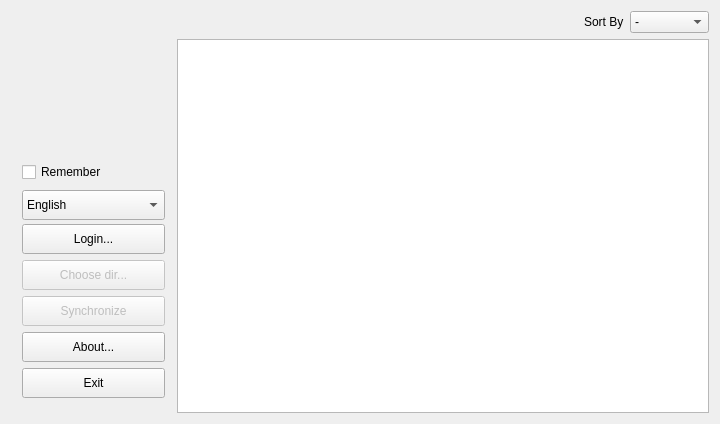
Old version of the form src/ui/mainwindow.ui in the repository streamx3/vkaudiosync.
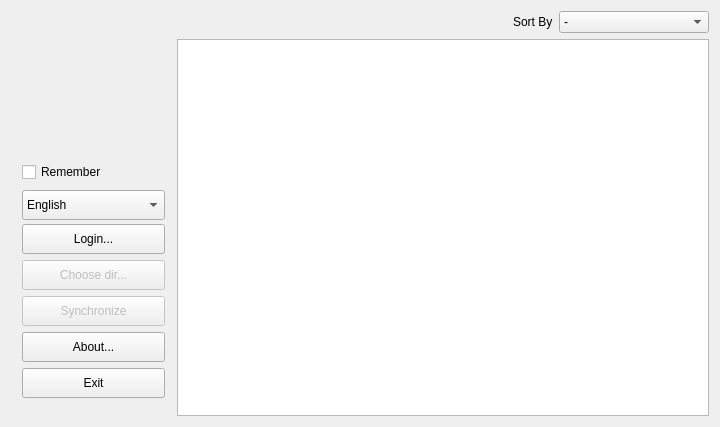
New version of the form. Icons and pictures are not drawn. Custom widgets are drawn as their Qt base class.

What changed in the file:
```diff
--- a/src/ui/mainwindow.ui
+++ b/src/ui/mainwindow.ui
@@ -7,7 +7,7 @@
     <x>0</x>
     <y>0</y>
     <width>720</width>
-    <height>424</height>
+    <height>427</height>
    </rect>
   </property>
   <property name="minimumSize">
@@ -342,11 +342,17 @@
           <item>
            <widget class="QComboBox" name="sorter">
             <property name="sizePolicy">
-             <sizepolicy hsizetype="Fixed" vsizetype="Fixed">
+             <sizepolicy hsizetype="Expanding" vsizetype="Fixed">
               <horstretch>0</horstretch>
               <verstretch>0</verstretch>
              </sizepolicy>
             </property>
+            <property name="maximumSize">
+             <size>
+              <width>150</width>
+              <height>16777215</height>
+             </size>
+            </property>
             <item>
              <property name="text">
               <string>-</string>
```
Left out of the diff: 30 changed lines with no effect on the pictures.
